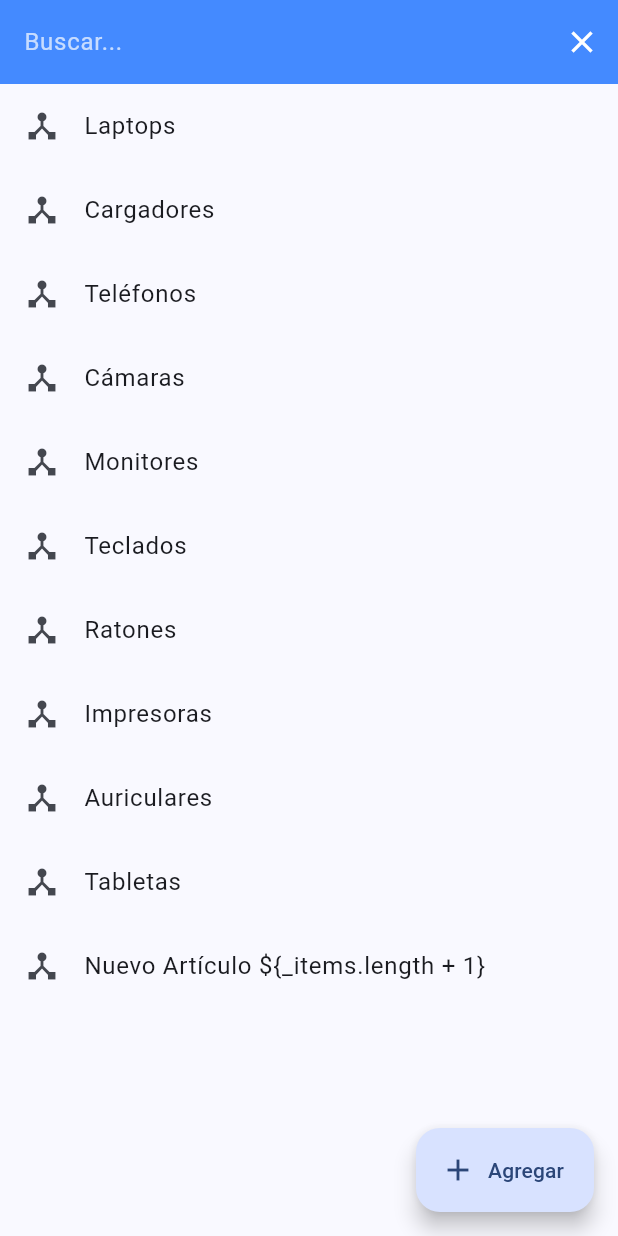
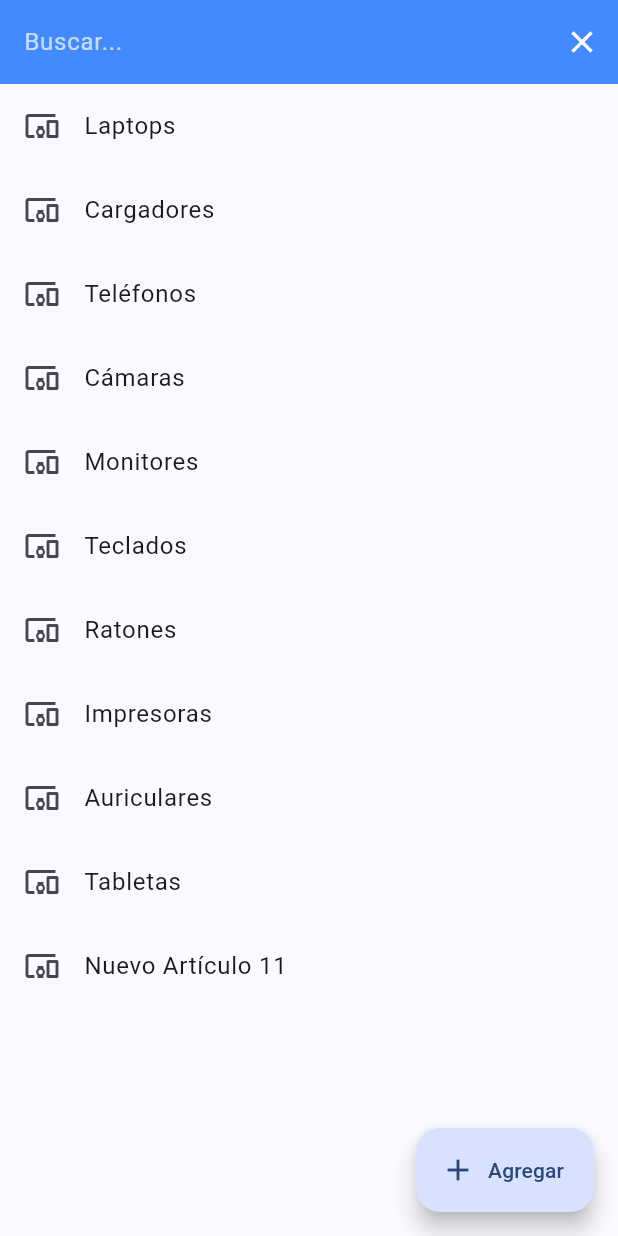
Before and after one commit to gabox1983/main, a Flutter app: the screen it shows after launch, after a tap on "Agregar", on a phone screen of 412 x 824 dp. Run offline on Flutter 3.47's test engine with Material 3 defaults, Android fonts, the phone set to English and light mode, and no system bars.

Commit message:
Update main.dart

```diff
--- a/lib/main.dart
+++ b/lib/main.dart
@@ -1,6 +1,5 @@
 // Proyecto Flutter: Interfaz con Búsqueda y Agregado de Ítems
 // Autor: Gabriel Colmenares
-// Desarrollado en Flutter — https://flutter.dev
 
 import 'package:flutter/material.dart';
 
@@ -12,7 +11,7 @@ class MyApp extends StatelessWidget {
   @override
   Widget build(BuildContext context) {
     return MaterialApp(
-      debugShowCheckedModeBanner: false,
+      debugShowCheckedModeBanner: false, // Oculta el banner de DEBUG
       title: 'App de Interfaz y Búsqueda',
       theme: ThemeData(
         colorScheme: ColorScheme.fromSeed(seedColor: Colors.blueAccent),
@@ -55,7 +54,7 @@ class _SearchScreenState extends State<SearchScreen> {
 
   void _addItem() {
     setState(() {
-      _items.add('Nuevo Artículo \${_items.length + 1}');
+      _items.add('Nuevo Artículo ${_items.length + 1}');
     });
   }
 
@@ -103,7 +102,7 @@ class _SearchScreenState extends State<SearchScreen> {
               itemBuilder: (context, index) {
                 return ListTile(
                   title: Text(filteredItems[index]),
-                  leading: const Icon(Icons.device_hub_outlined),
+                  leading: const Icon(Icons.devices_other_outlined),
                 );
               },
             )
```
